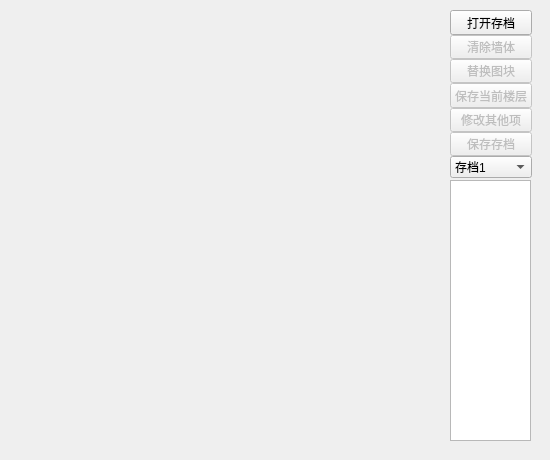
Before: the Qt Designer form savemain.ui in cfwnico/xinSavedataEditor, drawn with Qt 5.
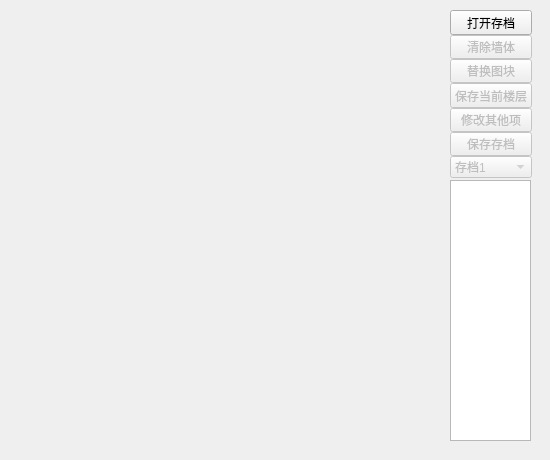
After: the same form once the commit is applied.

Diff of the .ui file:
```diff
--- a/savemain.ui
+++ b/savemain.ui
@@ -97,7 +97,10 @@
       </widget>
      </item>
      <item>
-      <widget class="QComboBox" name="comboBox">
+      <widget class="QComboBox" name="save_combobox">
+       <property name="enabled">
+        <bool>false</bool>
+       </property>
        <item>
         <property name="text">
          <string>存档1</string>
```
